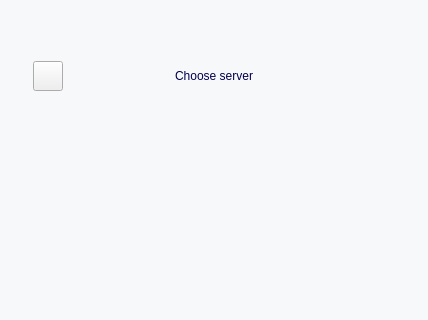
First picture: the form in forms/ui/chooseserver.ui, repository demlabs-cellframe/dap-ui-sdk, before the edit; both pictures show x 0 to 428 and y 0 to 320 of the 428 by 926 pixel window.
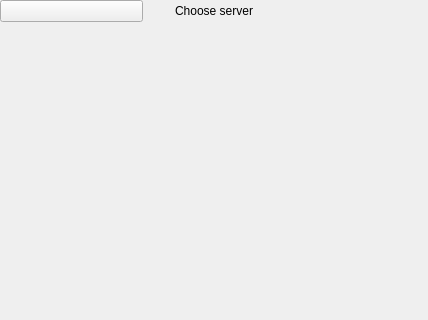
Second picture: the form after the edit. Custom widgets are drawn as their Qt base class.

Commit message: added chooseserver.ui scaling. fixed scaling for checkbox and radio widgets.

Diff of the .ui file:
```diff
--- a/forms/ui/chooseserver.ui
+++ b/forms/ui/chooseserver.ui
@@ -30,22 +30,58 @@
     <number>0</number>
    </property>
    <item>
-    <widget class="QWidget" name="Background" native="true">
-     <property name="styleSheet">
-      <string notr="true">#Background
-{
-background-color: #F7F8FA;
-}</string>
+    <widget class="KelGuiWidget" name="Background">
+     <property name="cssStyle">
+      <string>backgroundcolor</string>
      </property>
+     <layout class="QHBoxLayout" name="horizontalLayout_2">
+      <property name="spacing">
+       <number>0</number>
+      </property>
+      <property name="leftMargin">
+       <number>0</number>
+      </property>
+      <property name="topMargin">
+       <number>0</number>
+      </property>
+      <property name="rightMargin">
+       <number>0</number>
+      </property>
+      <property name="bottomMargin">
+       <number>0</number>
+      </property>
+      <item>
+       <widget class="KelGuiWidget" name="MainWidget">
+        <property name="cssStyle">
+         <string>base-widget</string>
+        </property>
+        <layout class="QVBoxLayout" name="verticalLayout_2">
+         <property name="spacing">
+          <number>0</number>
+         </property>
+         <property name="leftMargin">
+          <number>0</number>
+         </property>
+         <property name="topMargin">
+          <number>0</number>
+         </property>
+         <property name="rightMargin">
+          <number>0</number>
+         </property>
+         <property name="bottomMargin">
+          <number>0</number>
+         </property>
+         <item>
+          <widget class="KelGuiWidget" name="kelGuiWidget_2">
+           <property name="cssStyle">
+            <string>choser-top-spacer</string>
+           </property>
+          </widget>
+         </item>
+         <item>
+          <layout class="QHBoxLayout" name="horizontalLayout">
+           <item>
      <widget class="KelGuiPushButton" name="btnClose">
-      <property name="geometry">
-       <rect>
-        <x>33</x>
-        <y>61</y>
-        <width>30</width>
-        <height>30</height>
-       </rect>
-      </property>
       <property name="style">
        <enum>KelGuiPushButton::Custom</enum>
       </property>
@@ -64,41 +100,42 @@
         <string>qrc:/gui/ui/asset/ic_close.png</string>
        </url>
       </property>
-     </widget>
-     <widget class="QLabel" name="label">
-      <property name="geometry">
-       <rect>
-        <x>73</x>
-        <y>62</y>
-        <width>282</width>
-        <height>28</height>
-       </rect>
-      </property>
-      <property name="styleSheet">
-       <string notr="true">color: #04004E;
-font: 24px/29px;
-font-weight: normal;
-font-style: normal;
-font-size: bold;
-font-family: 'Lato';
-background-color: rgba(0, 0, 0, 0);</string>
-      </property>
+             <property name="cssStyle" stdset="0">
+              <string>cwb_close-btn</string>
+             </property>
+            </widget>
+           </item>
+           <item>
+            <widget class="KelGuiLabel" name="label">
       <property name="text">
        <string>Choose server</string>
       </property>
       <property name="alignment">
        <set>Qt::AlignCenter</set>
       </property>
-     </widget>
+             <property name="cssStyle">
+              <string>choser-title-text normalbold font24 darkblue lato</string>
+             </property>
+            </widget>
+           </item>
+           <item>
+            <widget class="KelGuiWidget" name="kelGuiWidget">
+             <property name="cssStyle">
+              <string>cwb_close-btn</string>
+             </property>
+            </widget>
+           </item>
+          </layout>
+         </item>
+         <item>
+          <widget class="KelGuiWidget" name="kelGuiWidget_3">
+           <property name="cssStyle">
+            <string>choser-top-content-spacer</string>
+           </property>
+          </widget>
+         </item>
+         <item>
      <widget class="ChooseServerModel" name="scrollArea">
-      <property name="geometry">
-       <rect>
-        <x>0</x>
-        <y>140</y>
-        <width>429</width>
-        <height>571</height>
-       </rect>
-      </property>
       <property name="styleSheet">
        <string notr="true">background: rgba(0,0,0,0);</string>
       </property>
@@ -110,12 +147,17 @@
         <rect>
          <x>0</x>
          <y>0</y>
-         <width>427</width>
-         <height>569</height>
+              <width>388</width>
+              <height>784</height>
         </rect>
        </property>
       </widget>
      </widget>
+         </item>
+        </layout>
+       </widget>
+      </item>
+     </layout>
     </widget>
    </item>
   </layout>
@@ -126,6 +168,17 @@
    <extends>QPushButton</extends>
    <header>kelguipushbutton.h</header>
   </customwidget>
+  <customwidget>
+   <class>KelGuiLabel</class>
+   <extends>QLabel</extends>
+   <header>kelguilabel.h</header>
+  </customwidget>
+  <customwidget>
+   <class>KelGuiWidget</class>
+   <extends>QWidget</extends>
+   <header>kelguiwidget.h</header>
+   <container>1</container>
+  </customwidget>
   <customwidget>
    <class>ChooseServerModel</class>
    <extends>QScrollArea</extends>
```
Lines whose indentation alone changed are shown as unchanged. The commit also changes 13 other files.
